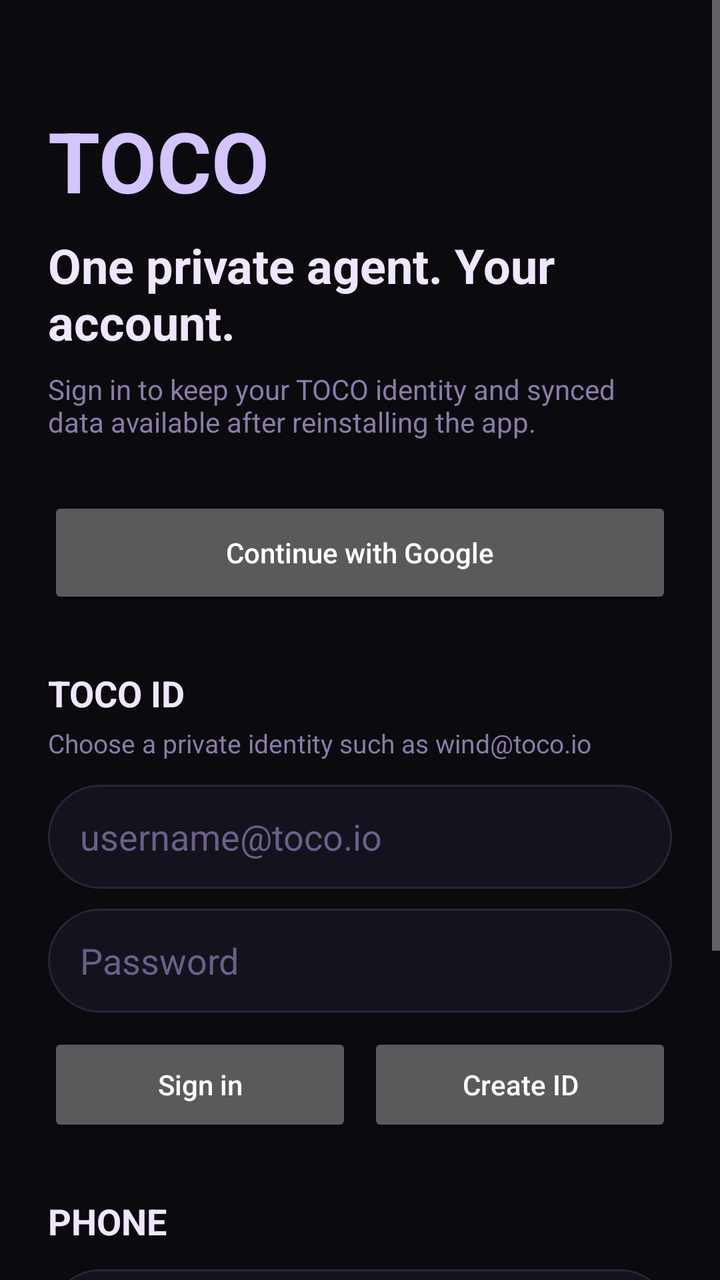
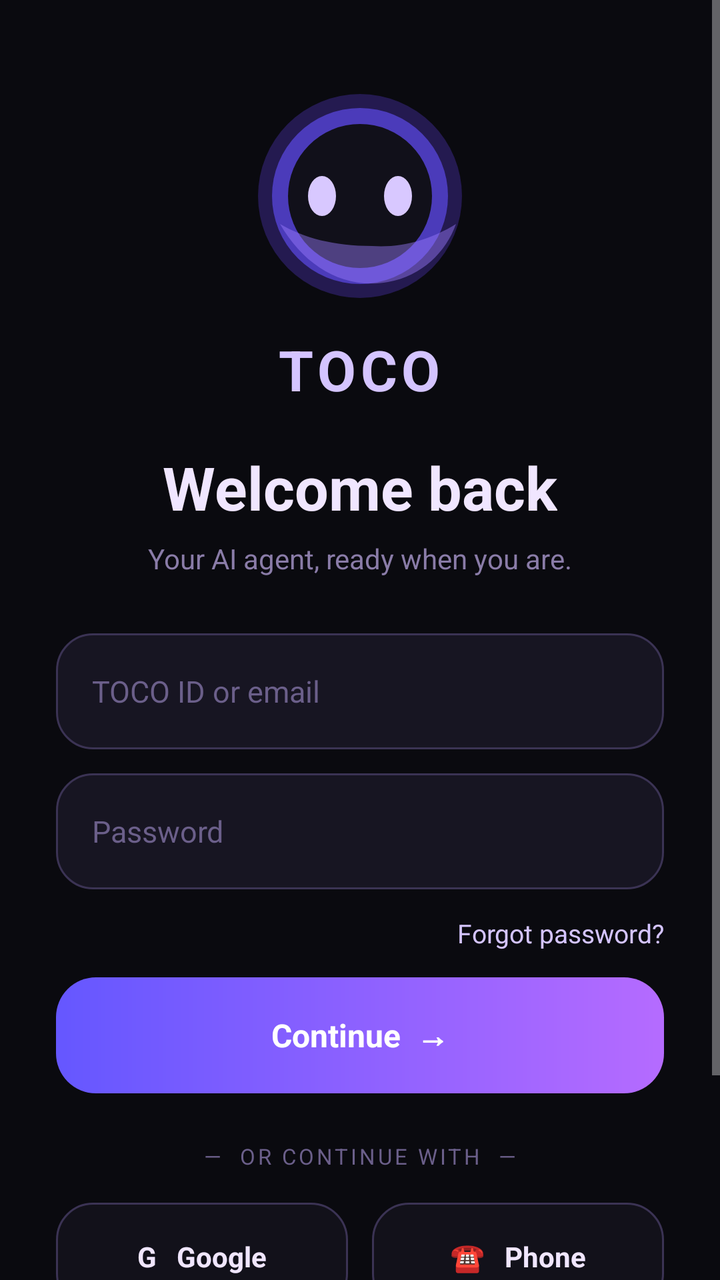

Screens rendered from an Android XML layout before and after an edit, with the pre-edit source and the edit as a unified diff.
<!-- AndroidManifest.xml: activity theme Theme.Toco -->
<!-- res/layout/activity_login.xml -->
<?xml version="1.0" encoding="utf-8"?>
<ScrollView xmlns:android="http://schemas.android.com/apk/res/android"
    android:layout_width="match_parent"
    android:layout_height="match_parent"
    android:background="@color/bg"
    android:fillViewport="true">

    <LinearLayout
        android:layout_width="match_parent"
        android:layout_height="wrap_content"
        android:orientation="vertical"
        android:paddingLeft="24dp"
        android:paddingRight="24dp"
        android:paddingTop="52dp"
        android:paddingBottom="32dp">

        <TextView
            android:layout_width="wrap_content"
            android:layout_height="wrap_content"
            android:text="TOCO"
            android:textColor="@color/accent_light"
            android:textSize="42sp"
            android:textStyle="bold" />

        <TextView
            android:layout_width="match_parent"
            android:layout_height="wrap_content"
            android:layout_marginTop="8dp"
            android:text="One private agent. Your account."
            android:textColor="@color/text_primary"
            android:textSize="24sp"
            android:textStyle="bold" />

        <TextView
            android:layout_width="match_parent"
            android:layout_height="wrap_content"
            android:layout_marginTop="8dp"
            android:text="Sign in to keep your TOCO identity and synced data available after reinstalling the app."
            android:textColor="@color/text_secondary"
            android:textSize="14sp" />

        <Button
            android:id="@+id/googleLogin"
            android:layout_width="match_parent"
            android:layout_height="56dp"
            android:layout_marginTop="28dp"
            android:text="Continue with Google"
            android:textAllCaps="false" />

        <TextView
            android:layout_width="wrap_content"
            android:layout_height="wrap_content"
            android:layout_marginTop="30dp"
            android:text="TOCO ID"
            android:textColor="@color/text_primary"
            android:textSize="18sp"
            android:textStyle="bold" />

        <TextView
            android:layout_width="match_parent"
            android:layout_height="wrap_content"
            android:layout_marginTop="4dp"
            android:text="Choose a private identity such as wind@toco.io"
            android:textColor="@color/text_secondary"
            android:textSize="13sp" />

        <EditText
            android:id="@+id/tocoId"
            android:layout_width="match_parent"
            android:layout_height="52dp"
            android:layout_marginTop="12dp"
            android:background="@drawable/bg_command_bar"
            android:hint="username@toco.io"
            android:inputType="textEmailAddress"
            android:paddingLeft="16dp"
            android:paddingRight="16dp"
            android:textColor="@color/text_primary"
            android:textColorHint="@color/text_hint" />

        <EditText
            android:id="@+id/tocoPassword"
            android:layout_width="match_parent"
            android:layout_height="52dp"
            android:layout_marginTop="10dp"
            android:background="@drawable/bg_command_bar"
            android:hint="Password"
            android:inputType="textPassword"
            android:paddingLeft="16dp"
            android:paddingRight="16dp"
            android:textColor="@color/text_primary"
            android:textColorHint="@color/text_hint" />

        <LinearLayout
            android:layout_width="match_parent"
            android:layout_height="wrap_content"
            android:layout_marginTop="10dp"
            android:orientation="horizontal">

            <Button
                android:id="@+id/tocoLogin"
                android:layout_width="0dp"
                android:layout_height="52dp"
                android:layout_weight="1"
                android:text="Sign in"
                android:textAllCaps="false" />

            <Button
                android:id="@+id/tocoCreate"
                android:layout_width="0dp"
                android:layout_height="52dp"
                android:layout_marginLeft="8dp"
                android:layout_weight="1"
                android:text="Create ID"
                android:textAllCaps="false" />
        </LinearLayout>

        <TextView
            android:layout_width="wrap_content"
            android:layout_height="wrap_content"
            android:layout_marginTop="30dp"
            android:text="PHONE"
            android:textColor="@color/text_primary"
            android:textSize="18sp"
            android:textStyle="bold" />

        <EditText
            android:id="@+id/phoneNumber"
            android:layout_width="match_parent"
            android:layout_height="52dp"
            android:layout_marginTop="12dp"
            android:background="@drawable/bg_command_bar"
            android:hint="+880…"
            android:inputType="phone"
            android:paddingLeft="16dp"
            android:paddingRight="16dp"
            android:textColor="@color/text_primary"
            android:textColorHint="@color/text_hint" />

        <Button
            android:id="@+id/sendPhoneCode"
            android:layout_width="match_parent"
            android:layout_height="52dp"
            android:layout_marginTop="10dp"
            android:text="Send verification code"
            android:textAllCaps="false" />

        <EditText
            android:id="@+id/phoneCode"
            android:layout_width="match_parent"
            android:layout_height="52dp"
            android:layout_marginTop="10dp"
            android:background="@drawable/bg_command_bar"
            android:hint="Verification code"
            android:inputType="number"
            android:paddingLeft="16dp"
            android:paddingRight="16dp"
            android:textColor="@color/text_primary"
            android:textColorHint="@color/text_hint"
            android:visibility="gone" />

        <Button
            android:id="@+id/verifyPhone"
            android:layout_width="match_parent"
            android:layout_height="52dp"
            android:layout_marginTop="10dp"
            android:text="Verify &amp; sign in"
            android:textAllCaps="false"
            android:visibility="gone" />

        <ProgressBar
            android:id="@+id/loginProgress"
            style="?android:attr/progressBarStyleSmall"
            android:layout_width="wrap_content"
            android:layout_height="wrap_content"
            android:layout_gravity="center_horizontal"
            android:layout_marginTop="22dp"
            android:visibility="gone" />

        <TextView
            android:id="@+id/loginStatus"
            android:layout_width="match_parent"
            android:layout_height="wrap_content"
            android:layout_marginTop="12dp"
            android:gravity="center"
            android:text="Your session is encrypted on this device."
            android:textColor="@color/text_secondary"
            android:textSize="13sp" />

        <TextView
            android:layout_width="match_parent"
            android:layout_height="wrap_content"
            android:layout_marginTop="24dp"
            android:gravity="center"
            android:text="Beta 1.5 · TOCO never needs your Google password or SMS code outside this screen."
            android:textColor="@color/text_hint"
            android:textSize="11sp" />

    </LinearLayout>
</ScrollView>
<!-- resources referenced by this layout -->
<resources>
  <color name="accent_light">#D4C4FF</color>
  <color name="bg">#0A0A0F</color>
  <color name="text_hint">#6B5F8A</color>
  <color name="text_primary">#F0E6FF</color>
  <color name="text_secondary">#8A7CA8</color>
  <!-- drawable bg_command_bar (drawable) -->
  <?xml version="1.0" encoding="utf-8"?>
  <shape xmlns:android="http://schemas.android.com/apk/res/android" android:shape="rectangle">
      <solid android:color="@color/surface" />
      <corners android:radius="@dimen/command_bar_radius" />
      <stroke android:width="1dp" android:color="@color/border" />
  </shape>
  <style name="Theme.Toco" parent="Theme.AppCompat.NoActionBar">
          <item name="android:windowBackground">@color/bg</item>
          <item name="android:statusBarColor">@color/bg</item>
          <item name="android:navigationBarColor">@color/bg</item>
          <item name="android:windowLightStatusBar">false</item>
          <item name="colorAccent">@color/accent</item>
      </style>
  <color name="surface">#14121C</color>
  <dimen name="command_bar_radius">28dp</dimen>
  <color name="border">#2A2438</color>
  <color name="accent">#9B7CFF</color>
</resources>

<!-- the commit's change to res/layout/activity_login.xml (unified diff, before → after) -->
@@ -1,199 +1,81 @@
 <?xml version="1.0" encoding="utf-8"?>
 <ScrollView xmlns:android="http://schemas.android.com/apk/res/android"
-    android:layout_width="match_parent"
-    android:layout_height="match_parent"
-    android:background="@color/bg"
-    android:fillViewport="true">
+    android:layout_width="match_parent" android:layout_height="match_parent"
+    android:background="@color/bg" android:fillViewport="true" android:overScrollMode="never">
 
-    <LinearLayout
-        android:layout_width="match_parent"
-        android:layout_height="wrap_content"
-        android:orientation="vertical"
-        android:paddingLeft="24dp"
-        android:paddingRight="24dp"
-        android:paddingTop="52dp"
-        android:paddingBottom="32dp">
+    <LinearLayout android:layout_width="match_parent" android:layout_height="wrap_content"
+        android:orientation="vertical" android:gravity="center_horizontal"
+        android:paddingLeft="28dp" android:paddingRight="28dp" android:paddingTop="42dp" android:paddingBottom="28dp">
 
-        <TextView
-            android:layout_width="wrap_content"
-            android:layout_height="wrap_content"
-            android:text="TOCO"
-            android:textColor="@color/accent_light"
-            android:textSize="42sp"
-            android:textStyle="bold" />
+        <ImageView android:id="@+id/authLogo" android:layout_width="112dp" android:layout_height="112dp"
+            android:src="@drawable/bg_toco_orb" android:contentDescription="TOCO" />
 
-        <TextView
-            android:layout_width="match_parent"
-            android:layout_height="wrap_content"
-            android:layout_marginTop="8dp"
-            android:text="One private agent. Your account."
-            android:textColor="@color/text_primary"
-            android:textSize="24sp"
-            android:textStyle="bold" />
+        <TextView android:layout_width="wrap_content" android:layout_height="wrap_content" android:layout_marginTop="12dp"
+            android:text="TOCO" android:textColor="@color/accent_light" android:textSize="28sp" android:textStyle="bold" android:letterSpacing="0.08" />
 
-        <TextView
-            android:layout_width="match_parent"
-            android:layout_height="wrap_content"
-            android:layout_marginTop="8dp"
-            android:text="Sign in to keep your TOCO identity and synced data available after reinstalling the app."
-            android:textColor="@color/text_secondary"
-            android:textSize="14sp" />
+        <TextView android:id="@+id/authTitle" android:layout_width="wrap_content" android:layout_height="wrap_content" android:layout_marginTop="20dp"
+            android:text="Welcome back" android:textColor="@color/text_primary" android:textSize="30sp" android:textStyle="bold" />
 
-        <Button
-            android:id="@+id/googleLogin"
-            android:layout_width="match_parent"
-            android:layout_height="56dp"
-            android:layout_marginTop="28dp"
-            android:text="Continue with Google"
-            android:textAllCaps="false" />
+        <TextView android:id="@+id/authSubtitle" android:layout_width="wrap_content" android:layout_height="wrap_content" android:layout_marginTop="6dp"
+            android:text="Your AI agent, ready when you are." android:textColor="@color/text_secondary" android:textSize="14sp" />
 
-        <TextView
-            android:layout_width="wrap_content"
-            android:layout_height="wrap_content"
-            android:layout_marginTop="30dp"
-            android:text="TOCO ID"
-            android:textColor="@color/text_primary"
-            android:textSize="18sp"
-            android:textStyle="bold" />
-
-        <TextView
-            android:layout_width="match_parent"
-            android:layout_height="wrap_content"
-            android:layout_marginTop="4dp"
-            android:text="Choose a private identity such as wind@toco.io"
-            android:textColor="@color/text_secondary"
-            android:textSize="13sp" />
-
-        <EditText
-            android:id="@+id/tocoId"
-            android:layout_width="match_parent"
-            android:layout_height="52dp"
-            android:layout_marginTop="12dp"
-            android:background="@drawable/bg_command_bar"
-            android:hint="username@toco.io"
-            android:inputType="textEmailAddress"
-            android:paddingLeft="16dp"
-            android:paddingRight="16dp"
-            android:textColor="@color/text_primary"
-            android:textColorHint="@color/text_hint" />
-
-        <EditText
-            android:id="@+id/tocoPassword"
-            android:layout_width="match_parent"
-            android:layout_height="52dp"
-            android:layout_marginTop="10dp"
-            android:background="@drawable/bg_command_bar"
-            android:hint="Password"
-            android:inputType="textPassword"
-            android:paddingLeft="16dp"
-            android:paddingRight="16dp"
-            android:textColor="@color/text_primary"
-            android:textColorHint="@color/text_hint" />
-
-        <LinearLayout
-            android:layout_width="match_parent"
-            android:layout_height="wrap_content"
-            android:layout_marginTop="10dp"
-            android:orientation="horizontal">
-
-            <Button
-                android:id="@+id/tocoLogin"
-                android:layout_width="0dp"
-                android:layout_height="52dp"
-                android:layout_weight="1"
-                android:text="Sign in"
-                android:textAllCaps="false" />
-
-            <Button
-                android:id="@+id/tocoCreate"
-                android:layout_width="0dp"
-                android:layout_height="52dp"
-                android:layout_marginLeft="8dp"
-                android:layout_weight="1"
-                android:text="Create ID"
-                android:textAllCaps="false" />
+        <LinearLayout android:id="@+id/idPanel" android:layout_width="match_parent" android:layout_height="wrap_content"
+            android:orientation="vertical" android:layout_marginTop="28dp">
+            <EditText android:id="@+id/tocoId" android:layout_width="match_parent" android:layout_height="58dp"
+                android:background="@drawable/bg_auth_input" android:hint="TOCO ID or email" android:singleLine="true"
+                android:inputType="textEmailAddress" android:textColor="@color/text_primary" android:textColorHint="@color/text_hint" android:textSize="15sp" />
+            <EditText android:id="@+id/tocoPassword" android:layout_width="match_parent" android:layout_height="58dp" android:layout_marginTop="12dp"
+                android:background="@drawable/bg_auth_input" android:hint="Password" android:singleLine="true"
+                android:inputType="textPassword" android:textColor="@color/text_primary" android:textColorHint="@color/text_hint" android:textSize="15sp" />
+            <TextView android:id="@+id/forgotPassword" android:layout_width="wrap_content" android:layout_height="44dp" android:layout_gravity="end"
+                android:gravity="center_vertical" android:text="Forgot password?" android:textColor="@color/accent_light" android:textSize="13sp" />
+            <TextView android:id="@+id/tocoLogin" android:layout_width="match_parent" android:layout_height="58dp" android:background="@drawable/bg_auth_button"
+                android:gravity="center" android:text="Continue  →" android:textColor="#FFFFFF" android:textSize="16sp" android:textStyle="bold" />
         </LinearLayout>
 
-        <TextView
-            android:layout_width="wrap_content"
-            android:layout_height="wrap_content"
-            android:layout_marginTop="30dp"
-            android:text="PHONE"
-            android:textColor="@color/text_primary"
-            android:textSize="18sp"
-            android:textStyle="bold" />
+        <LinearLayout android:id="@+id/createPanel" android:layout_width="match_parent" android:layout_height="wrap_content" android:orientation="vertical"
+            android:layout_marginTop="28dp" android:visibility="gone">
+            <EditText android:id="@+id/createUsername" android:layout_width="match_parent" android:layout_height="58dp" android:background="@drawable/bg_auth_input"
+                android:hint="Choose your username" android:singleLine="true" android:inputType="text" android:textColor="@color/text_primary" android:textColorHint="@color/text_hint" />
+            <TextView android:id="@+id/idPreview" android:layout_width="match_parent" android:layout_height="wrap_content" android:layout_marginTop="8dp"
+                android:text="yourname@toco.io" android:textColor="@color/accent_light" android:textSize="13sp" />
+            <EditText android:id="@+id/createPassword" android:layout_width="match_parent" android:layout_height="58dp" android:layout_marginTop="12dp" android:background="@drawable/bg_auth_input"
+                android:hint="Create password" android:singleLine="true" android:inputType="textPassword" android:textColor="@color/text_primary" android:textColorHint="@color/text_hint" />
+            <TextView android:id="@+id/tocoCreate" android:layout_width="match_parent" android:layout_height="58dp" android:layout_marginTop="18dp" android:background="@drawable/bg_auth_button"
+                android:gravity="center" android:text="Create account  →" android:textColor="#FFFFFF" android:textSize="16sp" android:textStyle="bold" />
+        </LinearLayout>
 
-        <EditText
-            android:id="@+id/phoneNumber"
-            android:layout_width="match_parent"
-            android:layout_height="52dp"
-            android:layout_marginTop="12dp"
-            android:background="@drawable/bg_command_bar"
-            android:hint="+880…"
-            android:inputType="phone"
-            android:paddingLeft="16dp"
-            android:paddingRight="16dp"
-            android:textColor="@color/text_primary"
-            android:textColorHint="@color/text_hint" />
+        <LinearLayout android:id="@+id/phonePanel" android:layout_width="match_parent" android:layout_height="wrap_content" android:orientation="vertical"
+            android:layout_marginTop="28dp" android:visibility="gone">
+            <EditText android:id="@+id/phoneNumber" android:layout_width="match_parent" android:layout_height="58dp" android:background="@drawable/bg_auth_input"
+                android:hint="+880  Your phone number" android:singleLine="true" android:inputType="phone" android:textColor="@color/text_primary" android:textColorHint="@color/text_hint" />
+            <TextView android:id="@+id/sendPhoneCode" android:layout_width="match_parent" android:layout_height="58dp" android:layout_marginTop="16dp" android:background="@drawable/bg_auth_button"
+                android:gravity="center" android:text="Send verification code  →" android:textColor="#FFFFFF" android:textStyle="bold" />
+            <EditText android:id="@+id/phoneCode" android:layout_width="match_parent" android:layout_height="58dp" android:layout_marginTop="14dp" android:background="@drawable/bg_auth_input"
+                android:hint="6-digit verification code" android:singleLine="true" android:inputType="number" android:textColor="@color/text_primary" android:textColorHint="@color/text_hint" android:visibility="gone" />
+            <TextView android:id="@+id/verifyPhone" android:layout_width="match_parent" android:layout_height="58dp" android:layout_marginTop="14dp" android:background="@drawable/bg_auth_button"
+                android:gravity="center" android:text="Verify &amp; continue  →" android:textColor="#FFFFFF" android:textStyle="bold" android:visibility="gone" />
+        </LinearLayout>
 
-        <Button
-            android:id="@+id/sendPhoneCode"
-            android:layout_width="match_parent"
-            android:layout_height="52dp"
-            android:layout_marginTop="10dp"
-            android:text="Send verification code"
-            android:textAllCaps="false" />
+        <LinearLayout android:id="@+id/socialPanel" android:layout_width="match_parent" android:layout_height="wrap_content" android:orientation="vertical" android:layout_marginTop="24dp">
+            <TextView android:layout_width="match_parent" android:layout_height="wrap_content" android:gravity="center" android:text="—  OR CONTINUE WITH  —"
+                android:textColor="@color/text_hint" android:textSize="11sp" android:letterSpacing="0.12" />
+            <LinearLayout android:layout_width="match_parent" android:layout_height="wrap_content" android:orientation="horizontal" android:layout_marginTop="16dp">
+                <TextView android:id="@+id/googleLogin" android:layout_width="0dp" android:layout_height="54dp" android:layout_weight="1" android:background="@drawable/bg_auth_social"
+                    android:gravity="center" android:text="G   Google" android:textColor="@color/text_primary" android:textSize="14sp" android:textStyle="bold" />
+                <Space android:layout_width="12dp" android:layout_height="1dp" />
+                <TextView android:id="@+id/phoneLogin" android:layout_width="0dp" android:layout_height="54dp" android:layout_weight="1" android:background="@drawable/bg_auth_social"
+                    android:gravity="center" android:text="☎   Phone" android:textColor="@color/text_primary" android:textSize="14sp" android:textStyle="bold" />
+            </LinearLayout>
+            <TextView android:id="@+id/createAccountLink" android:layout_width="match_parent" android:layout_height="52dp" android:gravity="center"
+                android:text="New to TOCO?  Create an account" android:textColor="@color/accent_light" android:textSize="13sp" />
+            <TextView android:id="@+id/backToLogin" android:layout_width="match_parent" android:layout_height="52dp" android:gravity="center"
+                android:text="← Back to sign in" android:textColor="@color/accent_light" android:textSize="13sp" android:visibility="gone" />
+        </LinearLayout>
 
-        <EditText
-            android:id="@+id/phoneCode"
-            android:layout_width="match_parent"
-            android:layout_height="52dp"
-            android:layout_marginTop="10dp"
-            android:background="@drawable/bg_command_bar"
-            android:hint="Verification code"
-            android:inputType="number"
-            android:paddingLeft="16dp"
-            android:paddingRight="16dp"
-            android:textColor="@color/text_primary"
-            android:textColorHint="@color/text_hint"
-            android:visibility="gone" />
-
-        <Button
-            android:id="@+id/verifyPhone"
-            android:layout_width="match_parent"
-            android:layout_height="52dp"
-            android:layout_marginTop="10dp"
-            android:text="Verify &amp; sign in"
-            android:textAllCaps="false"
-            android:visibility="gone" />
-
-        <ProgressBar
-            android:id="@+id/loginProgress"
-            style="?android:attr/progressBarStyleSmall"
-            android:layout_width="wrap_content"
-            android:layout_height="wrap_content"
-            android:layout_gravity="center_horizontal"
-            android:layout_marginTop="22dp"
-            android:visibility="gone" />
-
-        <TextView
-            android:id="@+id/loginStatus"
-            android:layout_width="match_parent"
-            android:layout_height="wrap_content"
-            android:layout_marginTop="12dp"
-            android:gravity="center"
-            android:text="Your session is encrypted on this device."
-            android:textColor="@color/text_secondary"
-            android:textSize="13sp" />
-
-        <TextView
-            android:layout_width="match_parent"
-            android:layout_height="wrap_content"
-            android:layout_marginTop="24dp"
-            android:gravity="center"
-            android:text="Beta 1.5 · TOCO never needs your Google password or SMS code outside this screen."
-            android:textColor="@color/text_hint"
-            android:textSize="11sp" />
-
+        <ProgressBar android:id="@+id/loginProgress" style="?android:attr/progressBarStyleSmall" android:layout_width="wrap_content" android:layout_height="wrap_content"
+            android:layout_marginTop="12dp" android:indeterminateTint="@color/accent" android:visibility="gone" />
+        <TextView android:id="@+id/loginStatus" android:layout_width="match_parent" android:layout_height="wrap_content" android:layout_marginTop="10dp"
+            android:gravity="center" android:text="Private by design. Secured with your account." android:textColor="@color/text_secondary" android:textSize="12sp" />
     </LinearLayout>
 </ScrollView>
<!-- resource entries referenced after the edit -->
@@ -1,17 +1,37 @@
 <!-- resources referenced by this layout -->
 <resources>
+  <color name="accent">#9B7CFF</color>
   <color name="accent_light">#D4C4FF</color>
   <color name="bg">#0A0A0F</color>
   <color name="text_hint">#6B5F8A</color>
   <color name="text_primary">#F0E6FF</color>
   <color name="text_secondary">#8A7CA8</color>
-  <!-- drawable bg_command_bar (drawable) -->
-  <?xml version="1.0" encoding="utf-8"?>
+  <!-- drawable bg_auth_button (drawable) -->
   <shape xmlns:android="http://schemas.android.com/apk/res/android" android:shape="rectangle">
-      <solid android:color="@color/surface" />
-      <corners android:radius="@dimen/command_bar_radius" />
-      <stroke android:width="1dp" android:color="@color/border" />
+      <gradient android:angle="0" android:startColor="#6557FF" android:endColor="#B56BFF"/>
+      <corners android:radius="20dp"/>
   </shape>
+  <!-- drawable bg_auth_input (drawable) -->
+  <shape xmlns:android="http://schemas.android.com/apk/res/android" android:shape="rectangle">
+      <solid android:color="#171522"/>
+      <stroke android:width="1dp" android:color="#3B3354"/>
+      <corners android:radius="18dp"/>
+      <padding android:left="18dp" android:right="18dp" android:top="4dp" android:bottom="4dp"/>
+  </shape>
+  <!-- drawable bg_auth_social (drawable) -->
+  <shape xmlns:android="http://schemas.android.com/apk/res/android" android:shape="rectangle">
+      <solid android:color="#12111A"/>
+      <stroke android:width="1dp" android:color="#3B3354"/>
+      <corners android:radius="18dp"/>
+  </shape>
+  <!-- drawable bg_toco_orb (drawable) -->
+  <vector xmlns:android="http://schemas.android.com/apk/res/android" android:width="112dp" android:height="112dp" android:viewportWidth="112" android:viewportHeight="112">
+      <path android:fillColor="#241A50" android:pathData="M56,5A51,51 0,1 0,56 107A51,51 0,1 0,56 5"/>
+      <path android:fillColor="#4B3BBA" android:pathData="M56,12A44,44 0,1 0,56 100A44,44 0,1 0,56 12"/>
+      <path android:fillColor="#11101A" android:pathData="M56,20A36,36 0,1 0,56 92A36,36 0,1 0,56 20"/>
+      <path android:fillColor="#D8C8FF" android:pathData="M37,46A7,10 0,1 0,37 66A7,10 0,1 0,37 46M75,46A7,10 0,1 0,75 66A7,10 0,1 0,75 46"/>
+      <path android:fillColor="#9B7CFF" android:pathData="M16,70C28,91 48,103 70,99C87,96 99,84 104,70C91,78 77,82 62,81C43,81 28,77 16,70Z" android:fillAlpha="0.45"/>
+  </vector>
   <style name="Theme.Toco" parent="Theme.AppCompat.NoActionBar">
           <item name="android:windowBackground">@color/bg</item>
           <item name="android:statusBarColor">@color/bg</item>
@@ -19,9 +39,5 @@
           <item name="android:windowLightStatusBar">false</item>
           <item name="colorAccent">@color/accent</item>
       </style>
-  <color name="surface">#14121C</color>
-  <dimen name="command_bar_radius">28dp</dimen>
-  <color name="border">#2A2438</color>
-  <color name="accent">#9B7CFF</color>
 </resources>
 
